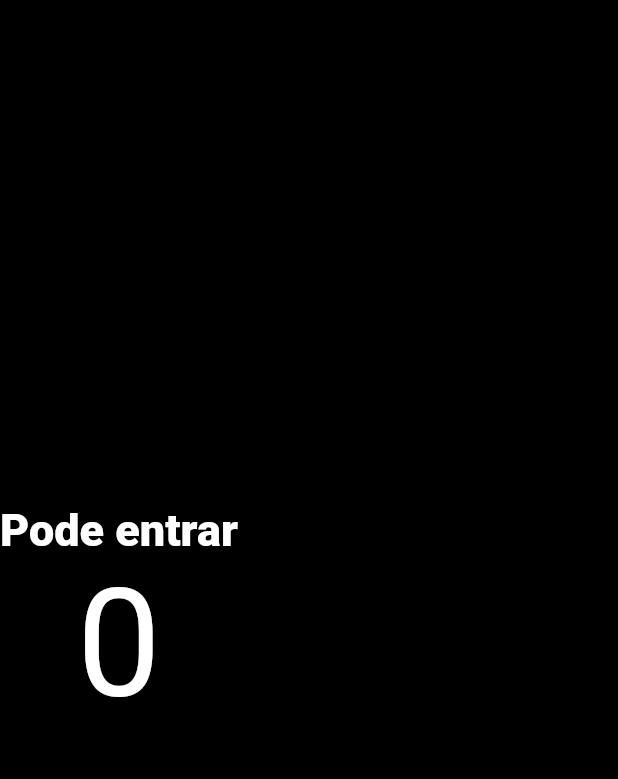
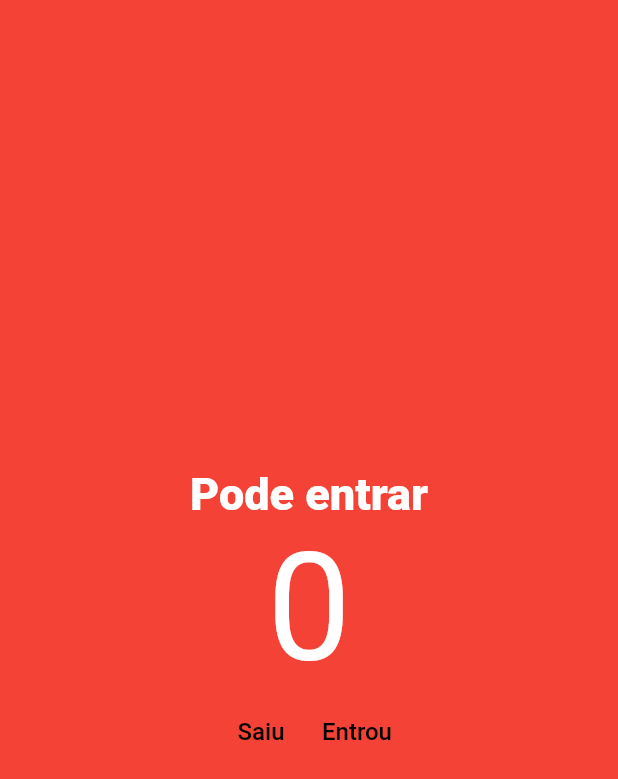
Before and after one commit to emerson-roots/curso_flutter_app_contador, a Flutter app: the screen it shows after launch, on a phone screen of 412 x 824 dp. Shown: the top 779 px of the screen. Run offline on Flutter 3.47's test engine with Material 2 defaults, Android fonts, the light colour scheme and no system bars.

Commit message:
Aula 75 - TextButton, Row, evento onPressed e alinhamentos

```diff
--- a/lib/main.dart
+++ b/lib/main.dart
@@ -21,14 +21,22 @@
 class HomePage extends StatelessWidget {
   const HomePage({Key? key}) : super(key: key);
 
+  void decrement() {
+    print('Decrement');
+  }
+
+  void increment() {
+    print('Increment');
+  }
+
   @override
   Widget build(BuildContext context) {
     return Scaffold(
-      backgroundColor: Colors.black,
+      backgroundColor: Colors.red,
       body: Column(
         mainAxisAlignment: MainAxisAlignment.center,
-        children: const [
-          Text(
+        children: [
+          const Text(
             "Pode entrar",
             style: TextStyle(
               fontSize: 30,
@@ -36,12 +44,31 @@
               fontWeight: FontWeight.w800,
             ),
           ),
-          Text(
+          const Text(
             "0",
             style: TextStyle(
               fontSize: 100,
               color: Colors.white,
             ),
+          ),
+          Row(
+            mainAxisAlignment: MainAxisAlignment.center,
+            children: [
+              TextButton(
+                onPressed: decrement,
+                child: Text(
+                  "Saiu",
+                  style: TextStyle(color: Colors.black, fontSize: 16),
+                ),
+              ),
+              TextButton(
+                onPressed: increment,
+                child: Text(
+                  "Entrou",
+                  style: TextStyle(color: Colors.black, fontSize: 16),
+                ),
+              )
+            ],
           )
         ],
       ),
```
